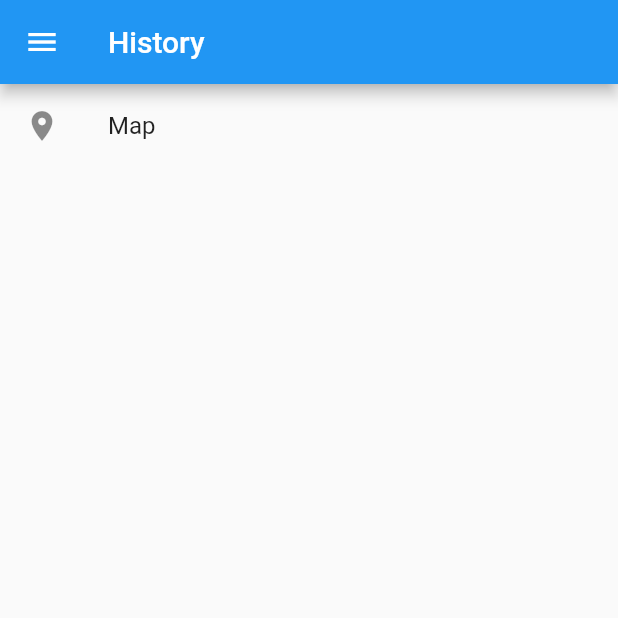
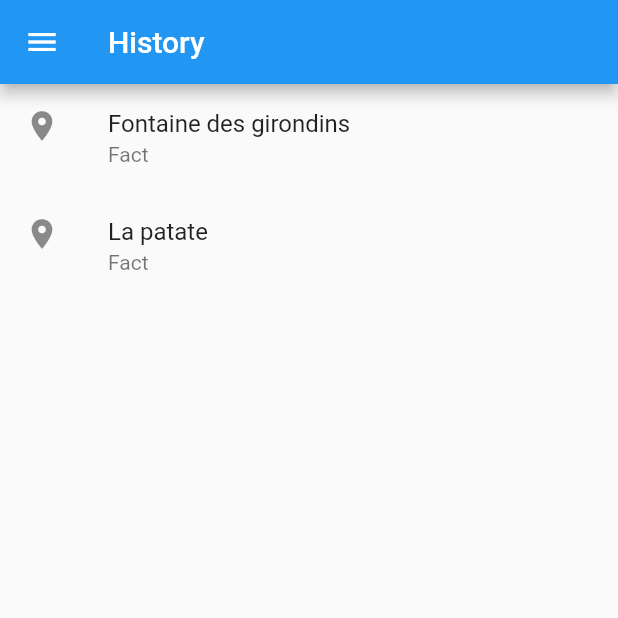
Before and after one commit to amfyWebService/City_tips, a Flutter app: the HomePage screen opened directly, on a phone screen of 412 x 824 dp, the top half of it. Run offline on Flutter 3.47's test engine with Material 2 defaults, Android fonts, the phone set to English and light mode, and no system bars; our stand-ins replace bloc, equatable, flutter_bloc; network calls fail; statements that could not run were skipped.

Commit message:
Added list to app

```diff
--- a/lib/core/model/Beacon.dart
+++ b/lib/core/model/Beacon.dart
@@ -2,12 +2,13 @@ import 'package:equatable/equatable.dart';
 
 class Beacon extends Equatable {
   final String id;
+  final String title;
   final String tag;
   final String image;
   final String information;
 
 
-  Beacon({this.id, this.tag, this.information, this.image}) : super([id, tag, information,image]);
+  Beacon({this.id, this.title, this.tag, this.information, this.image}) : super([id, title, tag, information,image]);
 
   @override
   String toString() => 'Beacon { id: $id }';
--- a/lib/views/HistoryPage.dart
+++ b/lib/views/HistoryPage.dart
@@ -1,15 +1,44 @@
-import 'package:city_tips/core/auth/AuthenticationBloc.dart';
-import 'package:city_tips/core/auth/AuthenticationEvent.dart';
+import 'package:city_tips/views/BeaconPage.dart';
 import 'package:flutter/material.dart';
+import 'package:city_tips/core/model/User.dart';
+import 'package:city_tips/core/model/Beacon.dart';
 
 import 'package:flutter_bloc/flutter_bloc.dart';
 
 class HistoryPage extends StatelessWidget {
 
+  User user = new User(
+    id: '1',
+    username: 'patate',
+    password: 'PatateDeBeurreSalée',
+    beacons: <Beacon>[new Beacon(id: '1',
+      title: "Fontaine des girondins",
+      information: 'Un jour ici un homme ...',
+      tag: 'Fact',
+      image:
+          'https://quoifaireabordeaux.com/wp-content/uploads/2018/12/ec8036126d1342c58e809b8397f80732.jpg'),
+          new Beacon(id: '2',
+      title: "La patate",
+      information: 'Une patate ...',
+      tag: 'Fact',
+      image:
+          'https://quoifaireabordeaux.com/wp-content/uploads/2018/12/ec8036126d1342c58e809b8397f80732.jpg')
+
+
+          ]
+
+
+  );
+
   Widget _buildBeaconItem(BuildContext context, int index){
+    Beacon beacon = user.beacons[index];
     return ListTile(
           leading: Icon(Icons.location_on),
-          title: Text('Map'),
+          title: Text(beacon.title),
+          subtitle: Text(beacon.tag),
+          onTap: () {
+            Navigator.push(context, MaterialPageRoute(builder: (context) => BeaconPage(beacon: beacon,)));
+          },
         );
   }
 
@@ -18,7 +47,7 @@ class HistoryPage extends StatelessWidget {
     return Container(
       child: ListView.builder(
           itemBuilder: _buildBeaconItem,
-          itemCount: 1,
+          itemCount: user.beacons.length,
       )
     );
   }
--- a/lib/views/HomePage.dart
+++ b/lib/views/HomePage.dart
@@ -12,7 +12,7 @@ class HomePage extends StatefulWidget {
 class _HomePageState extends State<HomePage> {
   List<MenuItem> menu = [
     MenuItem(title: "History", icon: Icons.history, page: HistoryPage()),
-    MenuItem(title: "Beacon", icon: Icons.trip_origin, page: BeaconPage())
+    //MenuItem(title: "Beacon", icon: Icons.trip_origin, page: BeaconPage())
   ];
 
   MenuItem _menuItemSelected;
```
Also changed, not shown: lib/views/BeaconPage.dart (+13 -8 lines).
